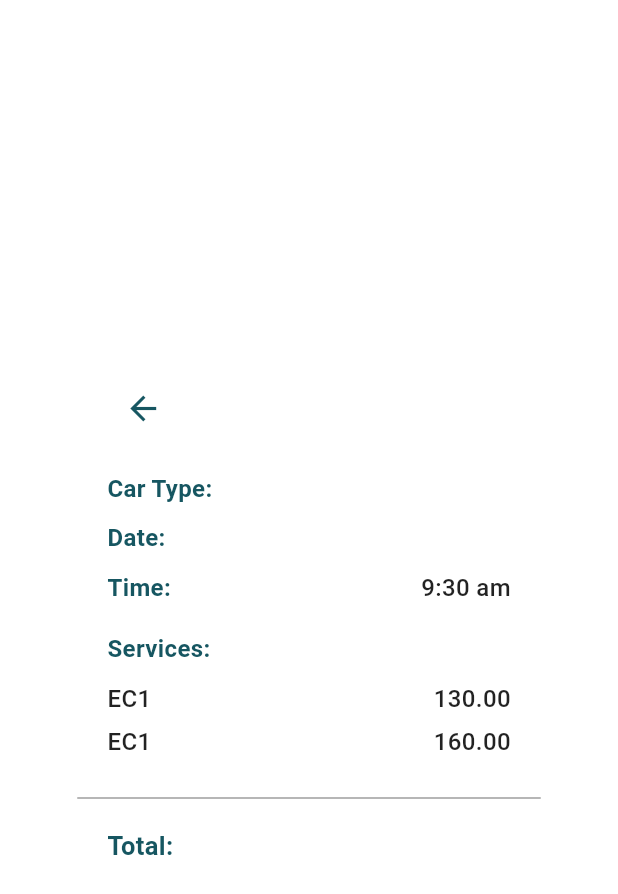
After one commit to itzmebeni/BookingSystem, a Flutter app: the BookingDetailsScreen screen opened by its route, on a phone screen of 412 x 824 dp. The commit adds this screen. Shown: the top 894 px of the screen. Run offline on Flutter 3.47's test engine with Material 3 defaults, Android fonts, the phone set to English and light mode, and no system bars.

Commit message:
W3-D4 history

```diff
--- a/lib/main.dart
+++ b/lib/main.dart
@@ -12,6 +12,7 @@ import 'package:booking/screen/booking/ServiceType.dart';
 import 'package:booking/screen/booking/confirmation.dart';
 import 'package:booking/screen/history/history_screen.dart';
 import 'package:booking/models/booking.dart';
+import 'package:booking/screen/history/historydetails.dart';
 
 
 void main() => runApp(const MyApp());
@@ -45,6 +46,8 @@ class MyApp extends StatelessWidget {
         '/cars':       (_) => const CarSelectionScreen(),
         '/customer':   (_) => const CustomerFormScreen(),
         '/profile':    (_) => const ProfileScreen(),
+        '/historyd':    (_) => const BookingDetailsScreen(date: '', carType: '', total: '',),
+
 
         '/confirmation': (context) {
           final args = ModalRoute.of(context)!.settings.arguments;
--- a/lib/screen/history/history_screen.dart
+++ b/lib/screen/history/history_screen.dart
@@ -1,4 +1,6 @@
 import 'package:flutter/material.dart';
+
+import 'historydetails.dart'; // make sure this import matches your file
 
 class HistoryScreen extends StatelessWidget {
   const HistoryScreen({super.key});
@@ -77,18 +79,49 @@ class HistoryScreen extends StatelessWidget {
                 child: ListView.builder(
                   itemCount: 2,
                   itemBuilder: (context, index) {
-                    return Container(
+                    return GestureDetector(
+                      onTap: () {
+                        showModalBottomSheet(
+                          context: context,
+                          isScrollControlled: true,
+                          backgroundColor: Colors.transparent,
+                          builder: (_) => Center(
+                            child: Container(
+                              margin: const EdgeInsets.symmetric(horizontal: 30),
+                              padding: const EdgeInsets.all(20),
+                              decoration: BoxDecoration(
+                                color: Colors.white,
+                                borderRadius: BorderRadius.circular(16),
+                                boxShadow: [
+                                  BoxShadow(
+                                    color: Colors.black26,
+                                    blurRadius: 10,
+                                    offset: Offset(0, 4),
+                                  )
+                                ],
+                              ),
+                              height: 450,
+                              child: BookingDetailsScreen(
+                                date: '05/27/2025',
+                                carType: 'Sedan',
+                                total: '290.00',
+                              ),
+                            ),
+                          ),
+                        );
+                      },
+                      child: Container(
                         margin: const EdgeInsets.symmetric(vertical: 8),
                         padding: const EdgeInsets.all(16),
                         decoration: BoxDecoration(
-                        color: Color(0xFF165661),
+                          color: const Color(0xFF165661),
                           borderRadius: BorderRadius.circular(10),
                           boxShadow: [
                             BoxShadow(
                               color: Colors.black.withOpacity(0.3),
                               offset: const Offset(2, 3),
                               blurRadius: 4,
-                          )
+                            ),
                           ],
                         ),
                         child: const Column(
@@ -119,6 +152,7 @@ class HistoryScreen extends StatelessWidget {
                             ),
                           ],
                         ),
+                      ),
                     );
                   },
                 ),
@@ -141,10 +175,7 @@ class HistoryScreen extends StatelessWidget {
                   _navPill(
                     'History',
                     isActive: true,
-                    onTap: () {
-                      // already on Home → do nothing or scroll to top
-                    },
-
+                    onTap: () {},
                   ),
                 ],
               ),
@@ -173,7 +204,7 @@ class HistoryScreen extends StatelessWidget {
               color: Colors.black38,
               offset: Offset(2, 2),
               blurRadius: 3,
-            )
+            ),
           ],
         ),
         child: Text(
--- /dev/null
+++ b/lib/screen/history/historydetails.dart
@@ -0,0 +1,99 @@
+import 'package:flutter/material.dart';
+
+class BookingDetailsScreen extends StatelessWidget {
+  final String date;
+  final String carType;
+  final String total;
+
+  const BookingDetailsScreen({
+    Key? key,
+    required this.date,
+    required this.carType,
+    required this.total,
+  }) : super(key: key);
+
+  @override
+  Widget build(BuildContext context) {
+    const Color primaryColor = Color(0xFF165661);
+
+    const labelStyle = TextStyle(
+      color: primaryColor,
+      fontWeight: FontWeight.w600,
+      fontSize: 16,
+    );
+
+    const valueStyle = TextStyle(
+      color: Colors.black87,
+      fontWeight: FontWeight.w500,
+      fontSize: 16,
+    );
+
+    return Center(
+      child: Material(
+        color: Colors.white,
+        borderRadius: BorderRadius.circular(16),
+        child: Container(
+          width: MediaQuery.of(context).size.width * 0.75,
+          padding: const EdgeInsets.only(top: 22, bottom: 22), // no left/right padding
+          child: Column(
+            mainAxisSize: MainAxisSize.min,
+            crossAxisAlignment: CrossAxisAlignment.start,
+            children: [
+              // Back button with space
+              Padding(
+                padding: const EdgeInsets.only(left: 20, bottom: 18),
+                child: IconButton(
+                  icon: const Icon(Icons.arrow_back, color: primaryColor),
+                  iconSize: 26,
+                  padding: EdgeInsets.zero,
+                  constraints: const BoxConstraints(),
+                  onPressed: () => Navigator.pop(context),
+                ),
+              ),
+
+              _infoRow('Car Type:', carType, labelStyle, valueStyle),
+              const SizedBox(height: 10),
+              _infoRow('Date:', date, labelStyle, valueStyle),
+              const SizedBox(height: 10),
+              _infoRow('Time:', '9:30 am', labelStyle, valueStyle),
+
+              const SizedBox(height: 18),
+              Padding(
+                padding: const EdgeInsets.symmetric(horizontal: 20),
+                child: Text('Services:', style: labelStyle),
+              ),
+              const SizedBox(height: 10),
+              _infoRow('EC1', '130.00', valueStyle, valueStyle),
+              const SizedBox(height: 6),
+              _infoRow('EC1', '160.00', valueStyle, valueStyle),
+
+              const SizedBox(height: 18),
+              const Divider(thickness: 1, color: Colors.grey),
+              const SizedBox(height: 12),
+
+              _infoRow(
+                'Total:',
+                total,
+                labelStyle.copyWith(fontSize: 17),
+                valueStyle.copyWith(fontWeight: FontWeight.bold, fontSize: 17),
+              ),
+            ],
+          ),
+        ),
+      ),
+    );
+  }
+
+  Widget _infoRow(String label, String value, TextStyle labelStyle, TextStyle valueStyle) {
+    return Padding(
+      padding: const EdgeInsets.symmetric(horizontal: 20), // only this padding defines "box edge"
+      child: Row(
+        mainAxisAlignment: MainAxisAlignment.spaceBetween,
+        children: [
+          Text(label, style: labelStyle),
+          Text(value, style: valueStyle),
+        ],
+      ),
+    );
+  }
+}
```
Lines whose indentation alone changed are shown as unchanged.
